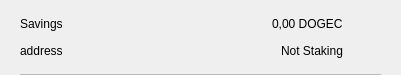
Liquid369/blank, file src/qt/dogecash/forms/csrow.ui: the form before one commit.
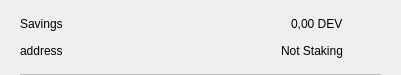
The form after the commit. Icons and pictures are not drawn.

```diff
--- a/src/qt/dogecash/forms/csrow.ui
+++ b/src/qt/dogecash/forms/csrow.ui
@@ -102,7 +102,7 @@
            <item>
             <widget class="QLabel" name="labelAmount">
              <property name="text">
-              <string>0,00 DOGEC</string>
+              <string>0,00 DEV</string>
              </property>
             </widget>
            </item>
```
